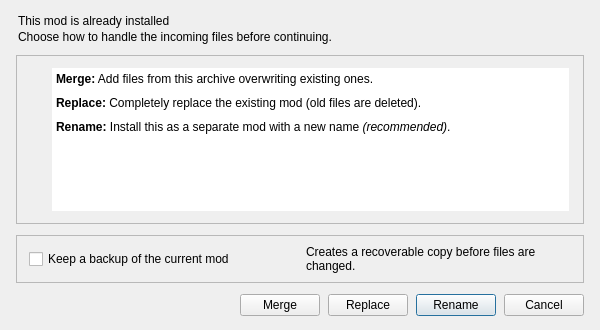
ArialSenki/MO2-Revamped, file source/modorganizer/src/queryoverwritedialog.ui: the form before one commit.
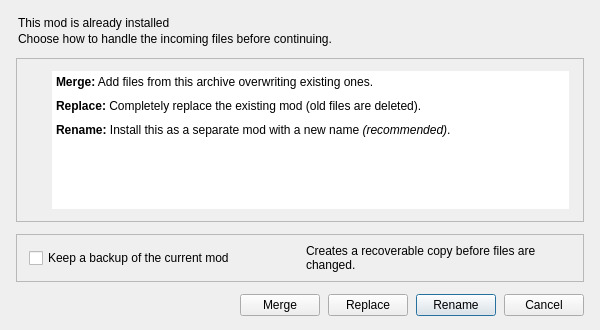
The form after the commit.

```diff
--- a/source/modorganizer/src/queryoverwritedialog.ui
+++ b/source/modorganizer/src/queryoverwritedialog.ui
@@ -15,13 +15,13 @@
   </property>
   <layout class="QVBoxLayout" name="verticalLayout" stretch="0,1,0,0">
    <property name="spacing">
-    <number>11</number>
+    <number>12</number>
    </property>
    <property name="leftMargin">
     <number>16</number>
    </property>
    <property name="topMargin">
-    <number>14</number>
+    <number>16</number>
    </property>
    <property name="rightMargin">
     <number>16</number>
```
